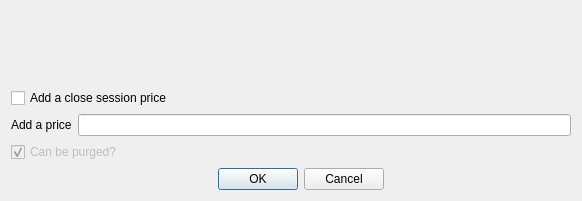
First picture: the form in ui/frmQuotesIBM.ui, repository turulomio/xulpymoney, before the edit.
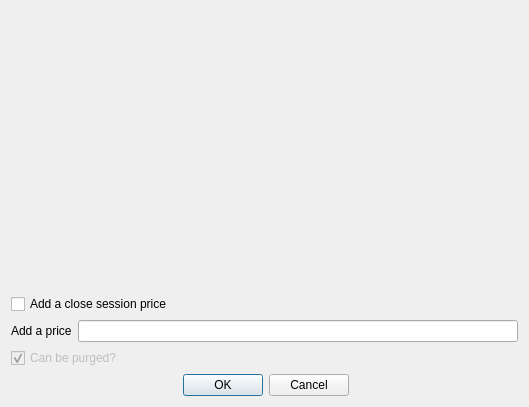
Second picture: the form after the edit. Icons and pictures are not drawn. Custom widgets are drawn as their Qt base class.

The edit to the form file:
```diff
--- a/ui/frmQuotesIBM.ui
+++ b/ui/frmQuotesIBM.ui
@@ -6,8 +6,8 @@
    <rect>
     <x>0</x>
     <y>0</y>
-    <width>582</width>
-    <height>201</height>
+    <width>529</width>
+    <height>407</height>
    </rect>
   </property>
   <property name="windowTitle">
@@ -17,7 +17,7 @@
    <iconset resource="../images/xulpymoney.qrc">
     <normaloff>:/xulpymoney/add.png</normaloff>:/xulpymoney/add.png</iconset>
   </property>
-  <layout class="QHBoxLayout" name="horizontalLayout_2">
+  <layout class="QHBoxLayout" name="horizontalLayout_3">
    <item>
     <layout class="QVBoxLayout" name="verticalLayout">
      <item>
@@ -36,11 +36,41 @@
       </widget>
      </item>
      <item>
+      <layout class="QHBoxLayout" name="horizontalLayout_2">
+       <item>
+        <spacer name="horizontalSpacer">
+         <property name="orientation">
+          <enum>Qt::Horizontal</enum>
+         </property>
+         <property name="sizeHint" stdset="0">
+          <size>
+           <width>40</width>
+           <height>20</height>
+          </size>
+         </property>
+        </spacer>
+       </item>
+       <item>
       <widget class="wdgDatetime" name="wdgDT" native="true">
        <property name="focusPolicy">
         <enum>Qt::TabFocus</enum>
        </property>
       </widget>
+       </item>
+       <item>
+        <spacer name="horizontalSpacer_2">
+         <property name="orientation">
+          <enum>Qt::Horizontal</enum>
+         </property>
+         <property name="sizeHint" stdset="0">
+          <size>
+           <width>40</width>
+           <height>20</height>
+          </size>
+         </property>
+        </spacer>
+       </item>
+      </layout>
      </item>
      <item>
       <widget class="QCheckBox" name="chkNone">
```
Lines whose indentation alone changed are shown as unchanged.
